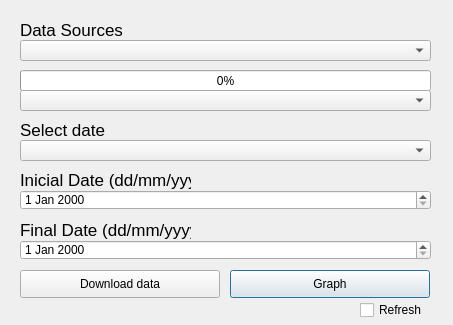
Before: the Qt Designer form ui/watering_datachannels_dialog.ui in Ingeniousware/QGISWaterIng, drawn with Qt 5.
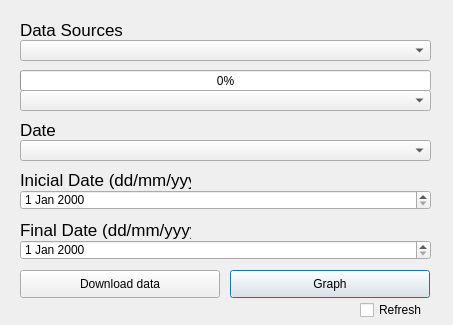
After: the same form once the commit is applied.

Commit message: Adding refreshed graph

The edit to the form file:
```diff
--- a/ui/watering_datachannels_dialog.ui
+++ b/ui/watering_datachannels_dialog.ui
@@ -108,7 +108,7 @@
     </font>
    </property>
    <property name="text">
-    <string>Select date</string>
+    <string>Date</string>
    </property>
   </widget>
 
```
The commit also changes 2 other files.
